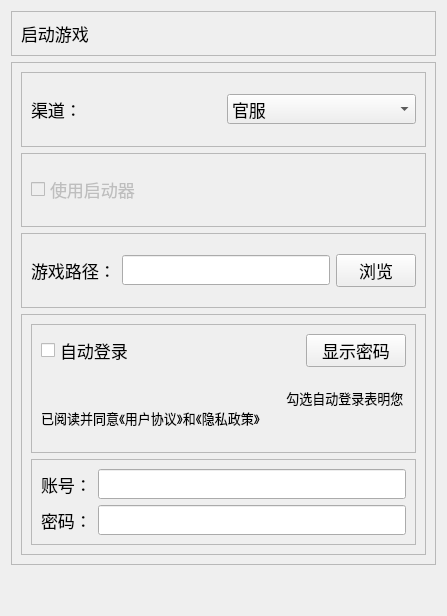
Qt form resources/ui/start_game.ui (Shasnow/StarRailAssistant) before a commit.
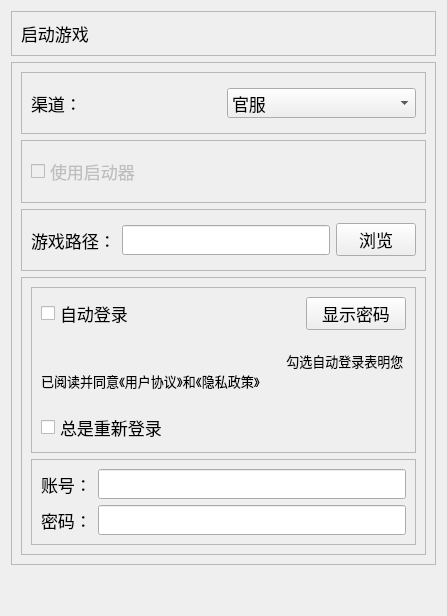
The same form after that commit.

```diff
--- a/resources/ui/start_game.ui
+++ b/resources/ui/start_game.ui
@@ -271,6 +271,17 @@
                                                             </property>
                                                         </widget>
                                                     </item>
+                                                    <item row="2" column="1">
+                                                        <widget class="QCheckBox" name="always_logout_checkBox">
+                                                            <property name="whatsThis">
+                                                                <string>如果启用，登录时会登出已经登录的账号重新登录
+                                                                </string>
+                                                            </property>
+                                                            <property name="text">
+                                                                <string>总是重新登录</string>
+                                                            </property>
+                                                        </widget>
+                                                    </item>
                                                 </layout>
                                             </widget>
                                         </item>
```
